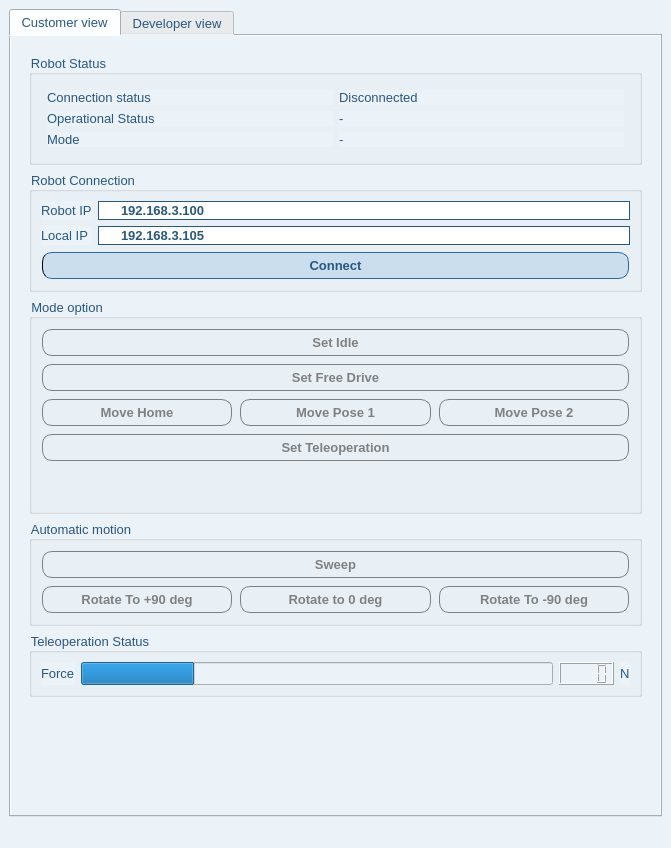
Qt form src/gui/mainwindow.ui (FlexivSingapore/spacemouse_teleoperation) before a commit.
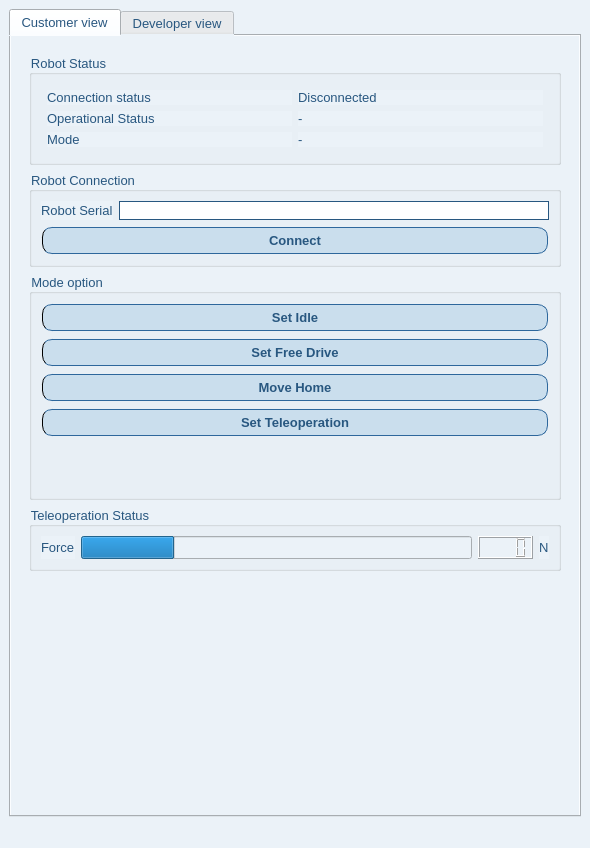
The same form after that commit.

The edit to the form file:
```diff
--- a/src/gui/mainwindow.ui
+++ b/src/gui/mainwindow.ui
@@ -6,7 +6,7 @@
    <rect>
     <x>0</x>
     <y>0</y>
-    <width>671</width>
+    <width>590</width>
     <height>848</height>
    </rect>
   </property>
@@ -228,44 +228,27 @@
               <string>Robot Connection</string>
              </property>
              <layout class="QGridLayout" name="gridLayout">
-              <item row="1" column="1">
-               <widget class="QLineEdit" name="local_ip_lineEdit">
+              <item row="0" column="1">
+               <widget class="QLineEdit" name="robot_sn_lineEdit">
                 <property name="inputMask">
                  <string/>
                 </property>
                 <property name="text">
-                 <string>192.168.3.105</string>
-                </property>
-               </widget>
-              </item>
-              <item row="2" column="0" colspan="2">
-               <widget class="QPushButton" name="connectRdk_button">
-                <property name="text">
-                 <string>Connect</string>
-                </property>
-               </widget>
-              </item>
-              <item row="1" column="0">
-               <widget class="QLabel" name="label_2">
-                <property name="text">
-                 <string>Local IP</string>
+                 <string/>
                 </property>
                </widget>
               </item>
               <item row="0" column="0">
                <widget class="QLabel" name="label">
                 <property name="text">
-                 <string>Robot IP</string>
+                 <string>Robot Serial</string>
                 </property>
                </widget>
               </item>
-              <item row="0" column="1">
-               <widget class="QLineEdit" name="robot_ip_lineEdit">
-                <property name="inputMask">
-                 <string/>
-                </property>
+              <item row="1" column="0" colspan="2">
+               <widget class="QPushButton" name="connect_rdk_button">
                 <property name="text">
-                 <string>192.168.3.100</string>
+                 <string>Connect</string>
                 </property>
                </widget>
               </item>
@@ -275,7 +258,7 @@
            <item>
             <widget class="QGroupBox" name="robotMode_groupBox">
              <property name="enabled">
-              <bool>false</bool>
+              <bool>true</bool>
              </property>
              <property name="sizePolicy">
               <sizepolicy hsizetype="Preferred" vsizetype="Expanding">
@@ -302,32 +285,17 @@
                </widget>
               </item>
               <item>
-               <layout class="QHBoxLayout" name="horizontalLayout_2">
-                <item>
-                 <widget class="QPushButton" name="setMoveHome_button">
-                  <property name="text">
-                   <string>Move Home</string>
-                  </property>
-                 </widget>
-                </item>
-                <item>
-                 <widget class="QPushButton" name="setMovePose1_button">
-                  <property name="text">
-                   <string>Move Pose 1</string>
-                  </property>
-                 </widget>
-                </item>
-                <item>
-                 <widget class="QPushButton" name="setMovePose2_button">
-                  <property name="text">
-                   <string>Move Pose 2</string>
-                  </property>
-                 </widget>
-                </item>
-               </layout>
+               <widget class="QPushButton" name="set_move_home_button">
+                <property name="text">
+                 <string>Move Home</string>
+                </property>
+               </widget>
               </item>
               <item>
-               <widget class="QPushButton" name="setTeleoperation_button">
+               <widget class="QPushButton" name="set_teleoperation_button">
+                <property name="enabled">
+                 <bool>true</bool>
+                </property>
                 <property name="text">
                  <string>Set Teleoperation</string>
                 </property>
@@ -349,50 +317,6 @@
              </layout>
             </widget>
            </item>
-           <item>
-            <widget class="QGroupBox" name="automotion_groupBox">
-             <property name="enabled">
-              <bool>false</bool>
-             </property>
-             <property name="title">
-              <string>Automatic motion</string>
-             </property>
-             <layout class="QVBoxLayout" name="verticalLayout_7">
-              <item>
-               <widget class="QPushButton" name="sweep_button">
-                <property name="text">
-                 <string>Sweep</string>
-                </property>
-               </widget>
-              </item>
-              <item>
-               <layout class="QHBoxLayout" name="horizontalLayout">
-                <item>
-                 <widget class="QPushButton" name="rotatePos90_button">
-                  <property name="text">
-                   <string>Rotate To +90 deg</string>
-                  </property>
-                 </widget>
-                </item>
-                <item>
-                 <widget class="QPushButton" name="rotate0_button">
-                  <property name="text">
-                   <string>Rotate to 0 deg</string>
-                  </property>
-                 </widget>
-                </item>
-                <item>
-                 <widget class="QPushButton" name="rotateNeg90_button">
-                  <property name="text">
-                   <string>Rotate To -90 deg</string>
-                  </property>
-                 </widget>
-                </item>
-               </layout>
-              </item>
-             </layout>
-            </widget>
-           </item>
            <item>
             <widget class="QGroupBox" name="groupBox_3">
              <property name="title">
@@ -467,6 +391,40 @@
              <property name="currentIndex">
               <number>0</number>
              </property>
+             <widget class="QWidget" name="tab_6">
+              <attribute name="title">
+               <string>Home</string>
+              </attribute>
+              <layout class="QGridLayout" name="gridLayout_5">
+               <item row="0" column="0">
+                <widget class="QLabel" name="label_2">
+                 <property name="text">
+                  <string>Home plan name</string>
+                 </property>
+                </widget>
+               </item>
+               <item row="0" column="1">
+                <widget class="QLineEdit" name="home_plan_name_lineEdit">
+                 <property name="text">
+                  <string>MoveHome</string>
+                 </property>
+                </widget>
+               </item>
+               <item row="1" column="0">
+                <spacer name="verticalSpacer_8">
+                 <property name="orientation">
+                  <enum>Qt::Vertical</enum>
+                 </property>
+                 <property name="sizeHint" stdset="0">
+                  <size>
+                   <width>20</width>
+                   <height>40</height>
+                  </size>
+                 </property>
+                </spacer>
+               </item>
+              </layout>
+             </widget>
              <widget class="QWidget" name="tabCartesianStiffness">
               <attribute name="title">
                <string>Cartesian Stiffness</string>
```
Left out of the diff: 25 changed lines with no effect on the pictures.
